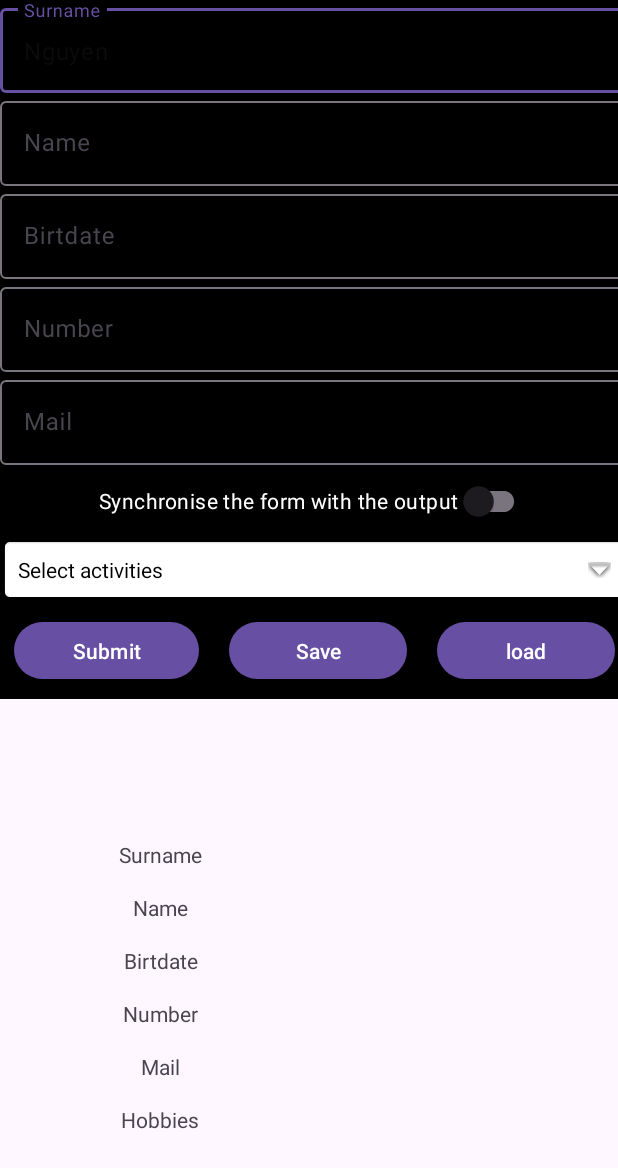
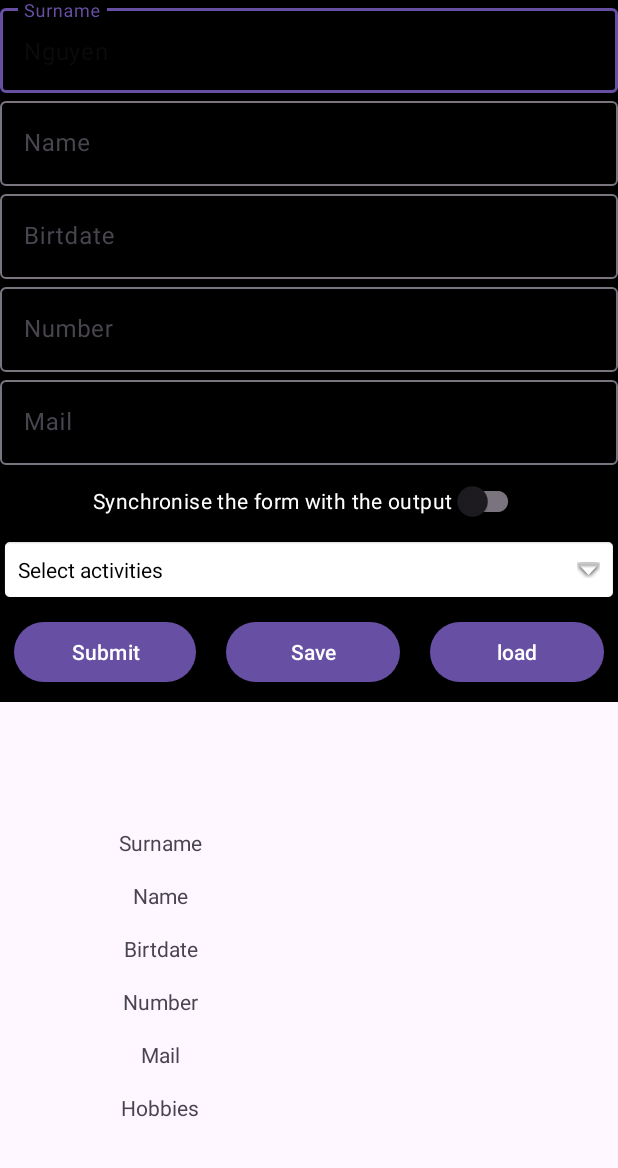
Before and after one commit to tony-nguyen1/TP3-DevMob, an Android app: the screen it shows after launch (MainActivity), on a phone screen of 412 x 824 dp. Shown: the top 1168 px of the screen. Run offline under Robolectric (Android 15) with nearby library versions, the phone set to English and light mode, and no system bars.

Commit message:
fixing bug

```diff
--- a/app/src/main/res/layout/activity_main.xml
+++ b/app/src/main/res/layout/activity_main.xml
@@ -10,8 +10,8 @@
         <fragment
             android:id="@+id/userInputFragment"
             android:name="fr.umontpellier.etu.tp3_devmob.UserInputFragment"
-            android:layout_width="419dp"
-            android:layout_height="466dp"
+            android:layout_width="0dp"
+            android:layout_height="0dp"
             app:layout_constraintBottom_toTopOf="@id/guideline1"
             app:layout_constraintEnd_toEndOf="parent"
             app:layout_constraintHorizontal_bias="0.0"
@@ -36,6 +36,6 @@
             android:layout_width="wrap_content"
             android:layout_height="wrap_content"
             android:orientation="horizontal"
-            app:layout_constraintGuide_percent="0.67" /> <!-- Example percentage -->
+            app:layout_constraintGuide_percent="0.66" /> <!-- Example percentage -->
 
 </androidx.constraintlayout.widget.ConstraintLayout>
```
